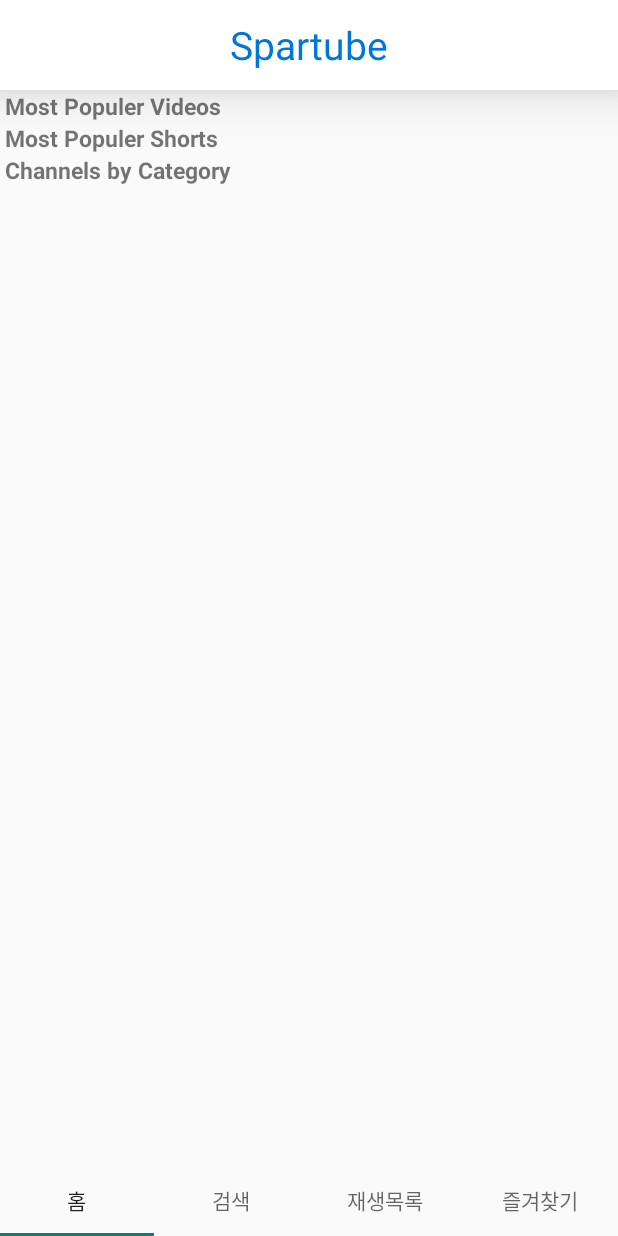
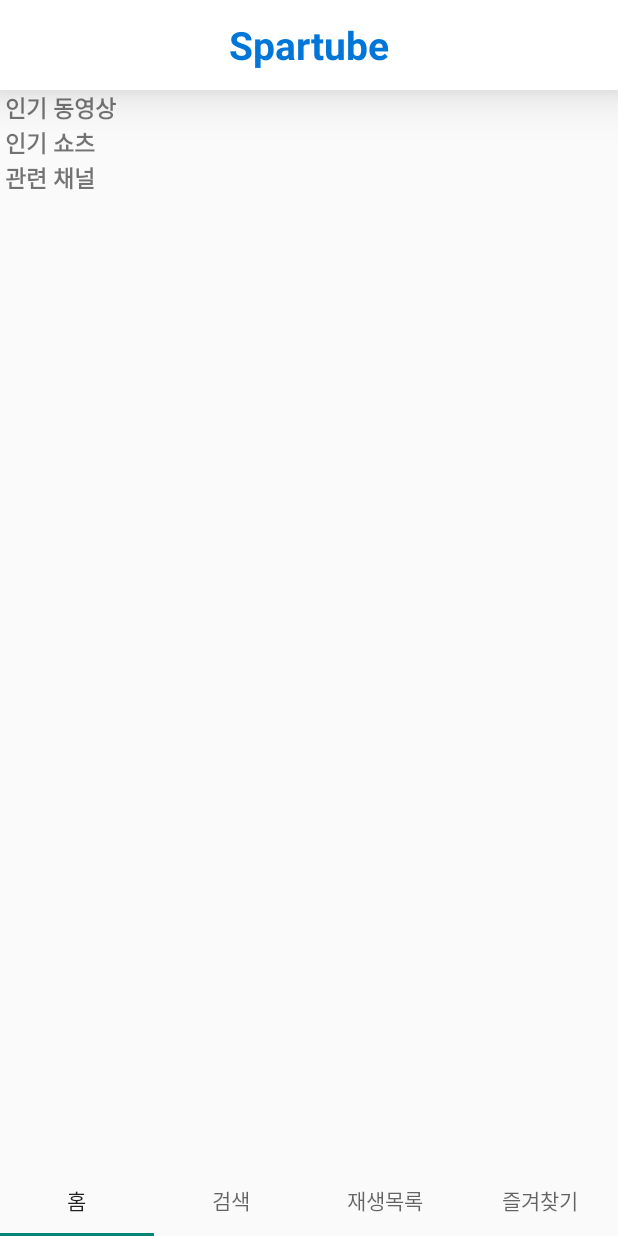
Before and after one commit to Android-Team-1RM/SparTube, an Android app: the screen it shows after launch (MainActivity), on a phone screen of 412 x 824 dp. Run offline under Robolectric (Android 15) with nearby library versions, the phone set to English and light mode, and no system bars; pictures from the network do not load; 3 statements that could not run were skipped.

Commit message:
홈 string 변경

```diff
--- a/app/src/main/res/layout/fragment_home.xml
+++ b/app/src/main/res/layout/fragment_home.xml
@@ -20,7 +20,8 @@
             android:id="@+id/tv_search"
             android:layout_width="wrap_content"
             android:layout_height="wrap_content"
-            android:text="Spartube"
+            android:text="@string/tv_homeTitle"
+            android:textStyle="bold"
             android:textColor="@color/deep_blue"
             android:textSize="26sp"
             android:layout_centerHorizontal="true"
@@ -45,7 +46,7 @@
                 android:id="@+id/tv_mpVideo"
                 android:layout_width="match_parent"
                 android:layout_height="wrap_content"
-                android:text="Most Populer Videos"
+                android:text="@string/tv_mpVideo"
                 android:textSize="15sp"
                 android:textStyle="bold"
                 app:layout_constraintEnd_toEndOf="parent"
@@ -64,7 +65,7 @@
                 android:id="@+id/tv_mpShorts"
                 android:layout_width="match_parent"
                 android:layout_height="wrap_content"
-                android:text="Most Populer Shorts"
+                android:text="@string/tv_mpShorts"
                 android:textSize="15sp"
                 android:textStyle="bold"
                 app:layout_constraintEnd_toEndOf="parent"
@@ -83,7 +84,7 @@
                 android:id="@+id/tv_categoryCannels"
                 android:layout_width="match_parent"
                 android:layout_height="wrap_content"
-                android:text="Channels by Category"
+                android:text="@string/tv_categoryCannels"
                 android:textSize="15sp"
                 android:textStyle="bold"
                 app:layout_constraintEnd_toEndOf="parent"
--- a/app/src/main/res/values/strings.xml
+++ b/app/src/main/res/values/strings.xml
@@ -1,5 +1,11 @@
 <resources>
     <string name="app_name">NaebaecamTeam1RM-SparTube</string>
+
+    <!-- Home -->
+    <string name="tv_homeTitle"> Spartube </string>
+    <string name="tv_mpVideo"> 인기 동영상 </string>
+    <string name="tv_mpShorts"> 인기 쇼츠 </string>
+    <string name="tv_categoryCannels"> 관련 채널 </string>
 
     <string name="btn_like"> 좋아요 </string>
     <string name="btn_share"> 공유하기 </string>
```
